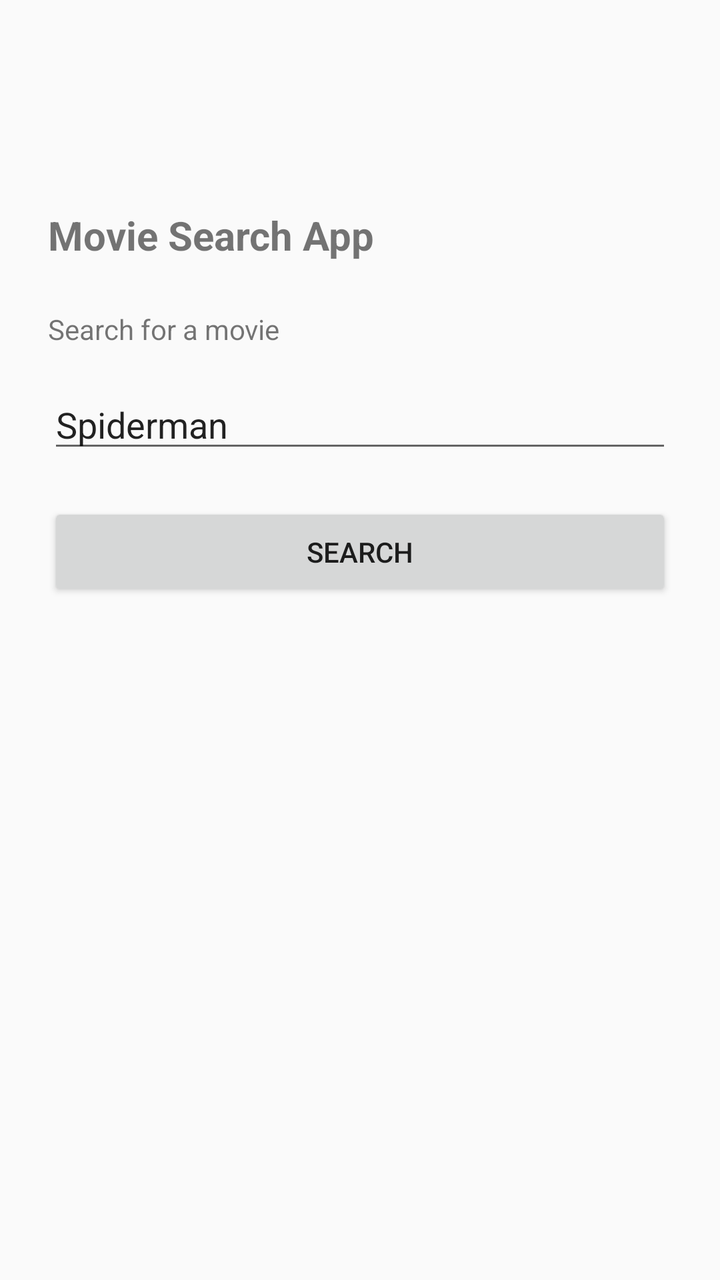
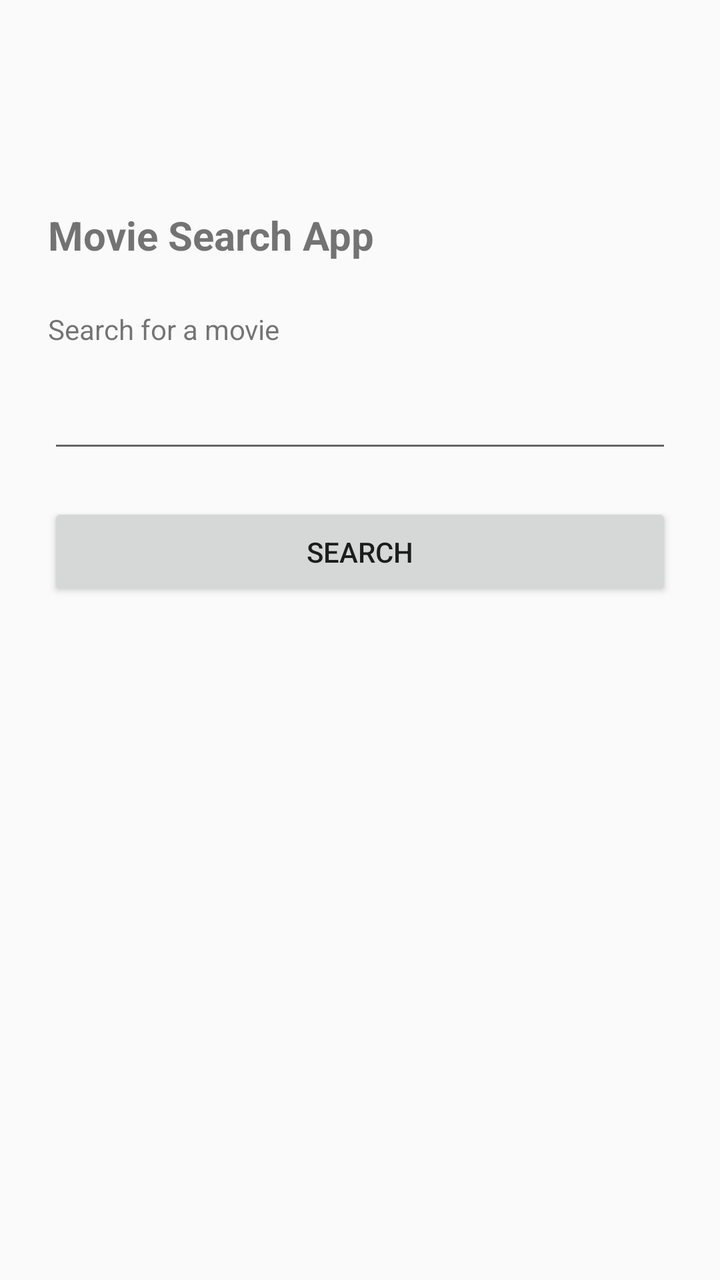

Before-and-after screenshots of an Android layout around one commit, followed by the original layout XML and the change that was made.
<!-- AndroidManifest.xml: activity theme Theme.KreshchukMovieApp -->
<!-- res/layout/activity_main.xml -->
<?xml version="1.0" encoding="utf-8"?>
<androidx.constraintlayout.widget.ConstraintLayout xmlns:android="http://schemas.android.com/apk/res/android"
    xmlns:app="http://schemas.android.com/apk/res-auto"
    xmlns:tools="http://schemas.android.com/tools"
    android:layout_width="match_parent"
    android:layout_height="match_parent">

    <Button
        android:id="@+id/searchButton"
        android:layout_width="0dp"
        android:layout_height="49dp"
        android:layout_marginStart="24dp"
        android:layout_marginTop="20dp"
        android:layout_marginEnd="24dp"
        android:text="@string/search_button"
        app:layout_constraintEnd_toEndOf="parent"
        app:layout_constraintStart_toStartOf="parent"
        app:layout_constraintTop_toBottomOf="@+id/searchInput" />

    <EditText
        android:id="@+id/searchInput"
        android:layout_width="0dp"
        android:layout_height="wrap_content"
        android:layout_marginStart="24dp"
        android:layout_marginTop="16dp"
        android:layout_marginEnd="24dp"
        android:ems="10"
        android:inputType="text"
        android:text="@string/search_default_query"
        app:layout_constraintEnd_toEndOf="parent"
        app:layout_constraintStart_toStartOf="parent"
        app:layout_constraintTop_toBottomOf="@+id/searchLabel" />

    <TextView
        android:id="@+id/searchLabel"
        android:layout_width="wrap_content"
        android:layout_height="wrap_content"
        android:layout_marginTop="24dp"
        android:text="@string/search_label"
        app:layout_constraintStart_toStartOf="@+id/searchInput"
        app:layout_constraintTop_toBottomOf="@+id/welcomeText" />

    <TextView
        android:id="@+id/welcomeText"
        android:layout_width="wrap_content"
        android:layout_height="wrap_content"
        android:layout_marginTop="104dp"
        android:text="@string/page_title"
        android:textSize="20sp"
        android:textStyle="bold"
        app:layout_constraintStart_toStartOf="@+id/searchLabel"
        app:layout_constraintTop_toTopOf="parent" />

</androidx.constraintlayout.widget.ConstraintLayout>
<!-- resources referenced by this layout -->
<resources>
  <string name="page_title">Movie Search App</string>
  <string name="search_button">Search</string>
  <string name="search_default_query">Spiderman</string>
  <string name="search_label">Search for a movie</string>
  <style name="Theme.KreshchukMovieApp" parent="android:Theme.Material.Light.NoActionBar" />
</resources>

<!-- the commit's change to res/layout/activity_main.xml (unified diff, before → after) -->
@@ -26,7 +26,7 @@
         android:layout_marginEnd="24dp"
         android:ems="10"
         android:inputType="text"
-        android:text="@string/search_default_query"
+        android:text=""
         app:layout_constraintEnd_toEndOf="parent"
         app:layout_constraintStart_toStartOf="parent"
         app:layout_constraintTop_toBottomOf="@+id/searchLabel" />
<!-- resource entries referenced after the edit -->
@@ -2,7 +2,6 @@
 <resources>
   <string name="page_title">Movie Search App</string>
   <string name="search_button">Search</string>
-  <string name="search_default_query">Spiderman</string>
   <string name="search_label">Search for a movie</string>
   <style name="Theme.KreshchukMovieApp" parent="android:Theme.Material.Light.NoActionBar" />
 </resources>
